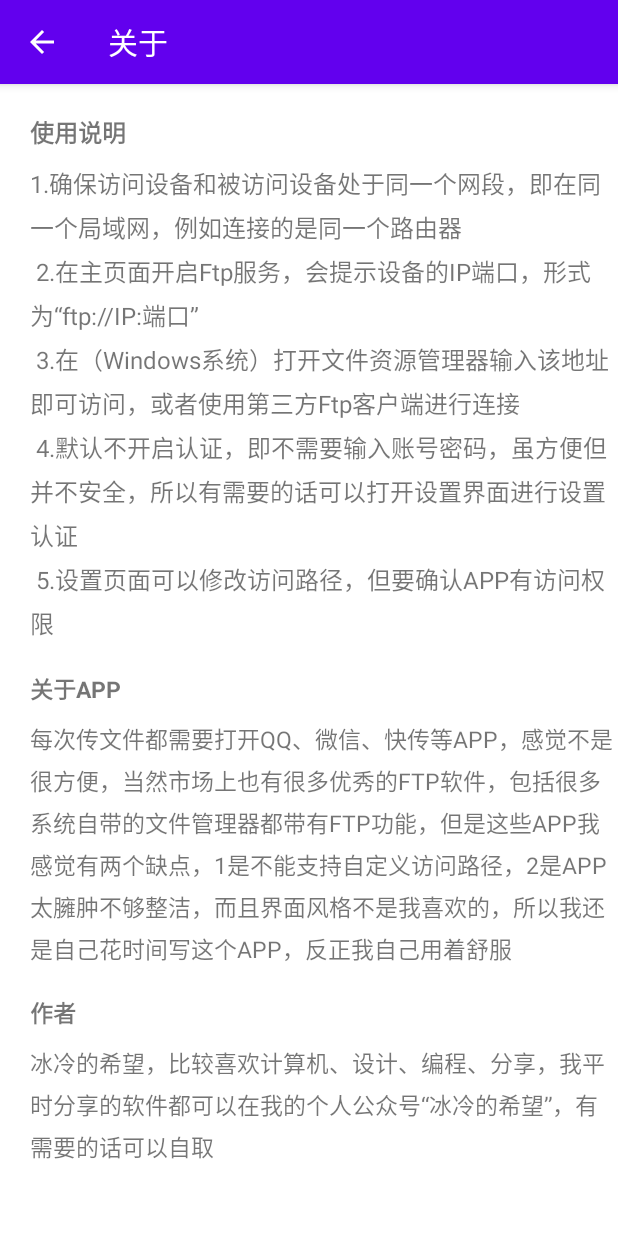
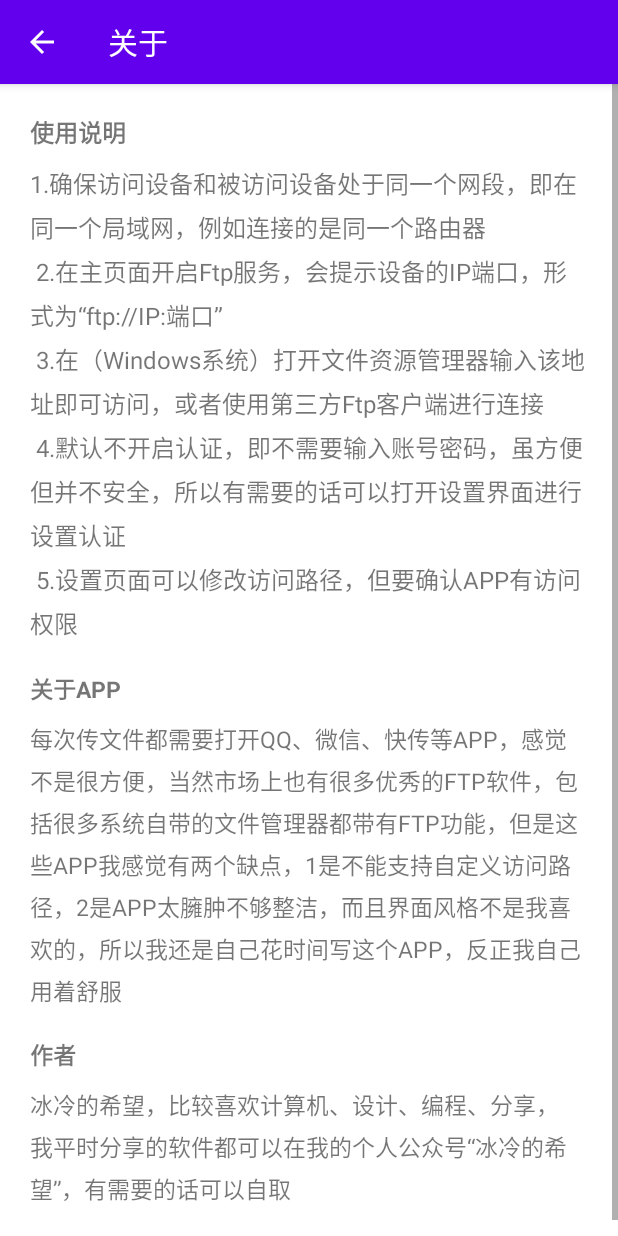
Before and after one commit to panmeibing/ftpserver, an Android app: the screen it shows after launch (AboutActivity), in the options menu, after a tap on "关于", on a phone screen of 412 x 824 dp. Run offline under Robolectric (Android 15) with nearby library versions, the phone set to English and light mode, and no system bars; libraries missing offline, so code that uses them is left out: org.apache.ftpserver.

Commit message:
调整布局

```diff
--- a/app/src/main/res/layout/activity_about.xml
+++ b/app/src/main/res/layout/activity_about.xml
@@ -1,6 +1,15 @@
 <?xml version="1.0" encoding="utf-8"?>
 <LinearLayout xmlns:android="http://schemas.android.com/apk/res/android"
     xmlns:tools="http://schemas.android.com/tools"
+    android:layout_width="match_parent"
+    android:layout_height="match_parent"
+    android:orientation="vertical">
+
+    <ScrollView
+        android:layout_width="match_parent"
+        android:layout_height="wrap_content">
+
+        <LinearLayout
             android:layout_width="match_parent"
             android:layout_height="match_parent"
             android:orientation="vertical">
@@ -19,14 +28,15 @@
                 android:layout_width="match_parent"
                 android:layout_height="wrap_content"
                 android:lineSpacingExtra="5dp"
+                android:paddingStart="20dp"
                 android:paddingTop="10dp"
-        android:paddingStart="20dp"
-        android:textIsSelectable="true"
+                android:paddingEnd="20dp"
                 android:text="1.确保访问设备和被访问设备处于同一个网段，即在同一个局域网，例如连接的是同一个路由器\n
 2.在主页面开启Ftp服务，会提示设备的IP端口，形式为“ftp://IP:端口”\n
 3.在（Windows系统）打开文件资源管理器输入该地址即可访问，或者使用第三方Ftp客户端进行连接\n
 4.默认不开启认证，即不需要输入账号密码，虽方便但并不安全，所以有需要的话可以打开设置界面进行设置认证\n
 5.设置页面可以修改访问路径，但要确认APP有访问权限"
+                android:textIsSelectable="true"
                 android:textSize="16sp"
                 tools:ignore="RtlSymmetry" />
 
@@ -44,10 +54,11 @@
                 android:layout_width="match_parent"
                 android:layout_height="wrap_content"
                 android:lineSpacingExtra="5dp"
+                android:paddingStart="20dp"
                 android:paddingTop="10dp"
-        android:paddingStart="20dp"
+                android:paddingEnd="20dp"
+                android:text="每次传文件都需要打开QQ、微信、快传等APP，感觉不是很方便，当然市场上也有很多优秀的FTP软件，包括很多系统自带的文件管理器都带有FTP功能，但是这些APP我感觉有两个缺点，1是不能支持自定义访问路径，2是APP太臃肿不够整洁，而且界面风格不是我喜欢的，所以我还是自己花时间写这个APP，反正我自己用着舒服"
                 android:textIsSelectable="true"
-        android:text="每次传文件都需要打开QQ、微信、快传等APP，感觉不是很方便，当然市场上也有很多优秀的FTP软件，包括很多系统自带的文件管理器都带有FTP功能，但是这些APP我感觉有两个缺点，1是不能支持自定义访问路径，2是APP太臃肿不够整洁，而且界面风格不是我喜欢的，所以我还是自己花时间写这个APP，反正我自己用着舒服"
                 android:textSize="15sp"
                 tools:ignore="RtlSymmetry" />
 
@@ -65,11 +76,28 @@
                 android:layout_width="match_parent"
                 android:layout_height="wrap_content"
                 android:lineSpacingExtra="5dp"
+                android:paddingStart="20dp"
                 android:paddingTop="10dp"
+                android:paddingEnd="20dp"
+                android:text="冰冷的希望，比较喜欢计算机、设计、编程、分享，我平时分享的软件都可以在我的个人公众号“冰冷的希望”，有需要的话可以自取"
+                android:textIsSelectable="true"
+                android:textSize="15sp"
+                tools:ignore="RtlSymmetry" />
+
+            <TextView
+                android:layout_width="match_parent"
+                android:layout_height="wrap_content"
+                android:lineSpacingExtra="5dp"
                 android:paddingStart="20dp"
+                android:paddingTop="10dp"
+                android:paddingEnd="20dp"
+                android:text=""
                 android:textIsSelectable="true"
-        android:text="冰冷的希望，比较喜欢计算机、设计、编程、分享，我平时分享的软件都可以在我的个人公众号“冰冷的希望”，有需要的话可以自取"
                 android:textSize="15sp"
                 tools:ignore="RtlSymmetry" />
 
         </LinearLayout>
+
+    </ScrollView>
+
+</LinearLayout>
--- a/app/src/main/res/layout/activity_main.xml
+++ b/app/src/main/res/layout/activity_main.xml
@@ -4,6 +4,11 @@
     android:layout_height="match_parent"
     android:gravity="center"
     android:orientation="vertical">
+
+    <TextView
+        android:layout_width="wrap_content"
+        android:layout_height="wrap_content"
+        android:text="" />
 
     <TextView
         android:layout_width="wrap_content"
@@ -29,8 +34,8 @@
         android:layout_width="wrap_content"
         android:layout_height="wrap_content"
         android:text=""
+        android:textColor="#555555"
         android:textIsSelectable="true"
-        android:textColor="#555555"
         android:textSize="14sp" />
 
     <Button
```
Lines whose indentation alone changed are shown as unchanged.
